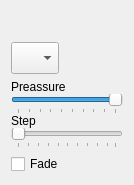
First picture: the form in src/PaintBrushAdvSettingsWidget.ui, repository PhotoFlare/photoflare, before the edit.
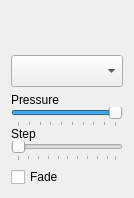
Second picture: the form after the edit. Custom widgets are drawn as their Qt base class.

```diff
--- a/src/PaintBrushAdvSettingsWidget.ui
+++ b/src/PaintBrushAdvSettingsWidget.ui
@@ -7,7 +7,7 @@
     <x>0</x>
     <y>0</y>
     <width>134</width>
-    <height>185</height>
+    <height>198</height>
    </rect>
   </property>
   <property name="windowTitle">
@@ -39,7 +39,7 @@
        </property>
        <property name="maximumSize">
         <size>
-         <width>48</width>
+         <width>115</width>
          <height>32</height>
         </size>
        </property>
@@ -53,7 +53,7 @@
        <item>
         <widget class="QLabel" name="label">
          <property name="text">
-          <string>Preassure</string>
+          <string>Pressure</string>
          </property>
         </widget>
        </item>
```
